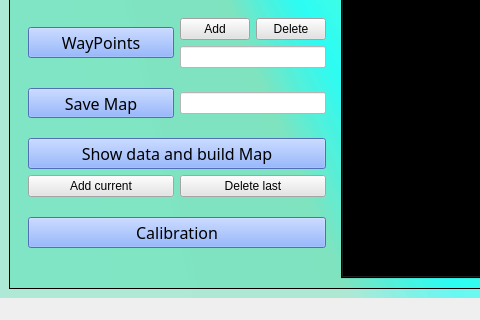
This is gui/rover_v3.ui in goldmode321/ROVER_Clement_Billy_2019 as Qt 5 draws it before an edit; both pictures show x 0 to 480 and y 543 to 863 of the 1038 by 863 pixel window. The edited form follows.
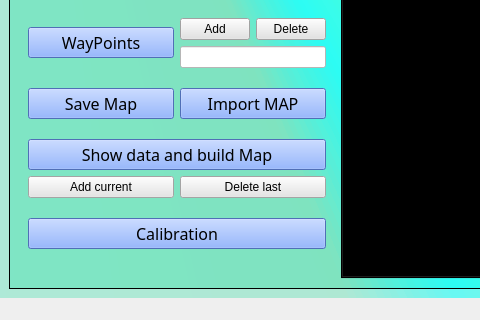
This is the edited form. The open tabs and pages were chosen to show the change. Custom widgets are drawn as their Qt base class.

Commit message: ready to import pyqtgraph

Diff of the .ui file:
```diff
--- a/gui/rover_v3.ui
+++ b/gui/rover_v3.ui
@@ -793,15 +793,18 @@
                <item>
                 <layout class="QVBoxLayout" name="verticalLayout_11">
                  <item>
-                  <widget class="QLineEdit" name="lineEdit">
-                   <property name="sizePolicy">
-                    <sizepolicy hsizetype="Preferred" vsizetype="Fixed">
-                     <horstretch>0</horstretch>
-                     <verstretch>0</verstretch>
-                    </sizepolicy>
+                  <widget class="QPushButton" name="pushButton_3">
+                   <property name="font">
+                    <font>
+                     <family>Algerian</family>
+                     <pointsize>12</pointsize>
+                    </font>
                    </property>
                    <property name="styleSheet">
-                    <string notr="true">background-color: rgb(255, 255, 255);</string>
+                    <string notr="true">background-color: rgb(112, 155, 255);</string>
+                   </property>
+                   <property name="text">
+                    <string>Import MAP</string>
                    </property>
                   </widget>
                  </item>
```
Left out of the diff: 2 changed lines with no effect on the pictures. The commit also changes 2 other files.
